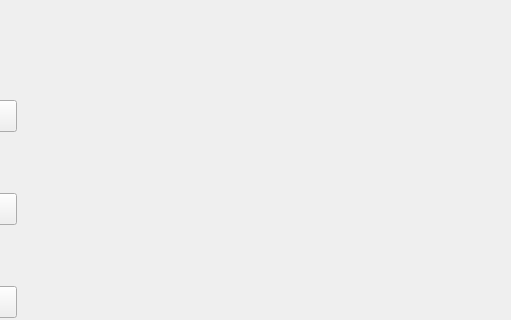
First picture: the form in test-widgets/mainwindow.ui, repository Carlwasinfected/OOP-2020-Spring-FinalProject, before the edit; both pictures show x 344 to 855 and y 0 to 320 of the 855 by 475 pixel window.
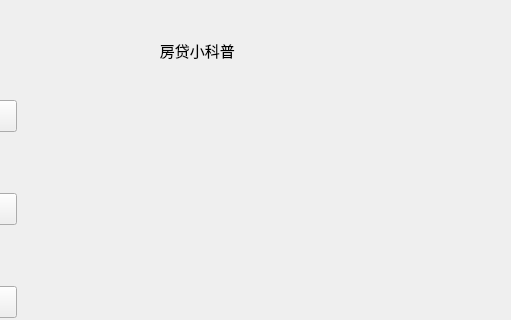
Second picture: the form after the edit.

```diff
--- a/test-widgets/mainwindow.ui
+++ b/test-widgets/mainwindow.ui
@@ -189,6 +189,27 @@
      </item>
     </layout>
    </widget>
+   <widget class="QLabel" name="label">
+    <property name="geometry">
+     <rect>
+      <x>500</x>
+      <y>20</y>
+      <width>351</width>
+      <height>61</height>
+     </rect>
+    </property>
+    <property name="font">
+     <font>
+      <family>微软雅黑</family>
+      <pointsize>11</pointsize>
+      <weight>50</weight>
+      <bold>false</bold>
+     </font>
+    </property>
+    <property name="text">
+     <string> 房贷小科普</string>
+    </property>
+   </widget>
   </widget>
   <widget class="QStatusBar" name="statusbar"/>
   <action name="actionhelp1">
```
Left out of the diff: 3 changed lines with no effect on the pictures.
